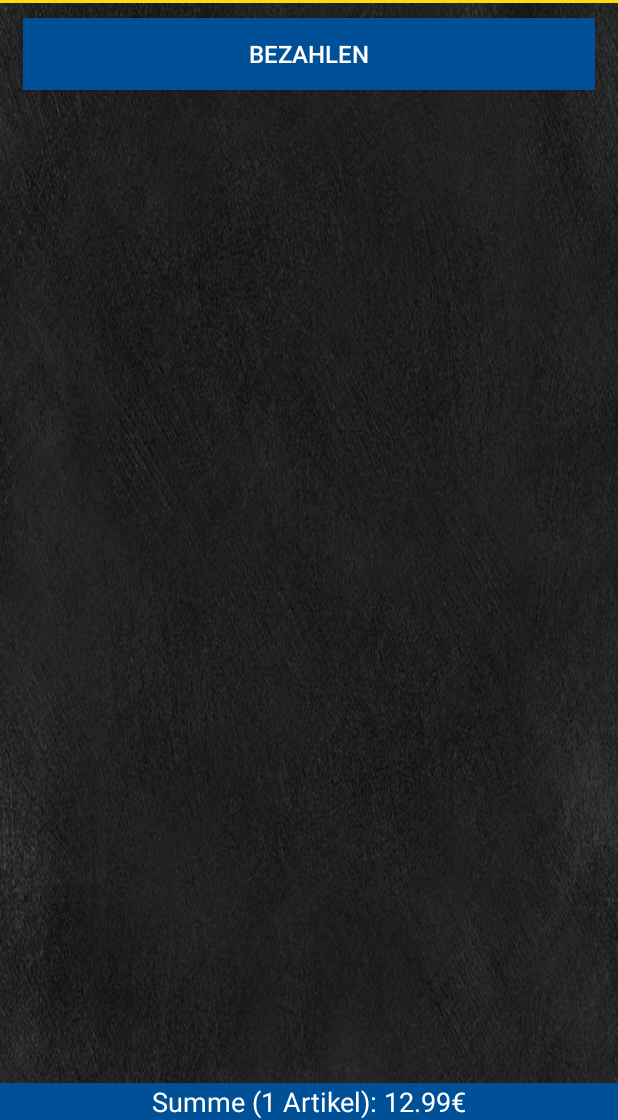
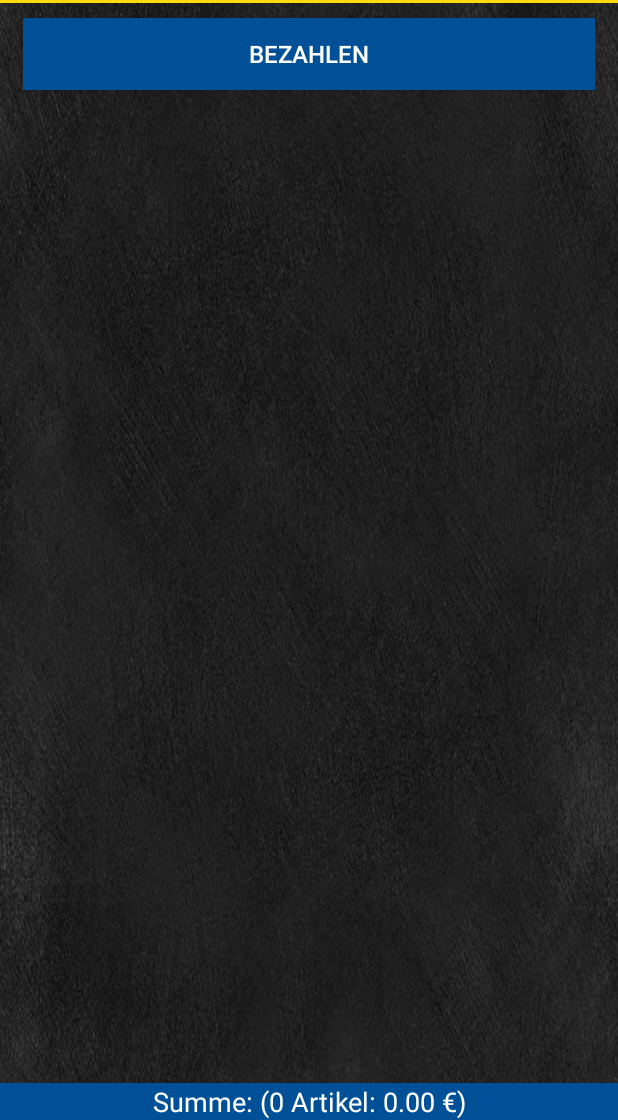
Before and after one commit to DomiBauer/Edeka, an Android app: the PayActivity screen opened directly, with no data from a screen before it, on a phone screen of 412 x 824 dp, the part 116-1236 px from its top. Run offline under Robolectric (Android 15) with nearby library versions, the light colour scheme and no system bars; 6 statements that could not run were skipped.

Commit message:
Added value of shopping cart at payment screen

```diff
--- a/Edeka/app/src/main/java/com/example/dominikbauer/edeka/PayActivity.java
+++ b/Edeka/app/src/main/java/com/example/dominikbauer/edeka/PayActivity.java
@@ -18,11 +18,14 @@ import android.widget.LinearLayout;
 import android.widget.RelativeLayout;
 import android.widget.TextView;
 
+import java.text.DecimalFormat;
 import java.util.ArrayList;
 
 public class PayActivity extends AppCompatActivity {
 
     Product [] productArray;
+    double shoppingCartValue;
+    int numberOfProductsInShoppingCart;
 
     @Override
     protected void onCreate(Bundle savedInstanceState) {
@@ -31,11 +34,14 @@ public class PayActivity extends AppCompatActivity {
 
         Bundle bundle = getIntent().getExtras();
         ArrayList<Product> productList =  bundle.getParcelableArrayList("ShoppingList");
+        shoppingCartValue = bundle.getDouble("Price");
+        numberOfProductsInShoppingCart = bundle.getInt("Amount");
 
         productArray = new Product[productList.size()];
         productList.toArray(productArray);
 
         addProductsToView();
+        setCurrentShoppingCartValue();
     }
 
     private void setView () {
@@ -78,7 +84,7 @@ public class PayActivity extends AppCompatActivity {
                 productPrice.setText(String.valueOf(productArray[index].discountPrice) + "€");
             }
 
-            Button goToPayButton = (Button) myView.findViewById(R.id.pay_button);
+            Button goToPayButton = (Button) findViewById(R.id.pay_button);
             goToPayButton.setOnClickListener(new View.OnClickListener() {
                 public void onClick(View v) {
                     Intent intent = new Intent(PayActivity.this, MainActivity.class);
@@ -89,4 +95,14 @@ public class PayActivity extends AppCompatActivity {
             myListView.addView(myView);
         }
     }
+
+    private void setCurrentShoppingCartValue(){
+        TextView TextShoppingCartValue = (TextView) findViewById(R.id.current_shopping_cart_value);
+        DecimalFormat df = new DecimalFormat("####0.00");
+        if (shoppingCartValue == 0.00) {
+            TextShoppingCartValue.setText("Summe: (" + numberOfProductsInShoppingCart + " Artikel: 0.00 €)");
+        } else {
+            TextShoppingCartValue.setText("Summe: (" + numberOfProductsInShoppingCart + " Artikel: " + df.format(shoppingCartValue) + "€)");
+        }
+    }
 }
--- a/Edeka/app/src/main/java/com/example/dominikbauer/edeka/ShoppingActivity.java
+++ b/Edeka/app/src/main/java/com/example/dominikbauer/edeka/ShoppingActivity.java
@@ -140,6 +140,8 @@ public class ShoppingActivity extends FragmentActivity {
 
         Intent intent = new Intent(ShoppingActivity.this, PayActivity.class);
         intent.putExtra ("ShoppingList", productList);
+        intent.putExtra ("Price", shoppingCartValue);
+        intent.putExtra ("Amount", numberOfProductsInShoppingCart);
         startActivity(intent);
 
     }
@@ -183,7 +185,6 @@ public class ShoppingActivity extends FragmentActivity {
         } else {
             TextShoppingCartValue.setText("Summe: (" + numberOfProductsInShoppingCart + " Artikel: " + df.format(shoppingCartValue) + "€)");
         }
-
     }
 
     private void setButtonColor (Button addToShoppingCart, int index) {
--- a/Edeka/app/src/main/res/layout/pay_element.xml
+++ b/Edeka/app/src/main/res/layout/pay_element.xml
@@ -21,7 +21,7 @@
             android:layout_height="wrap_content"
             android:layout_weight="0.4"
             android:textSize="14sp"
-            android:layout_marginLeft="30dp"
+            android:layout_marginLeft="10dp"
             android:text="Testproduc gferf"
             android:id="@+id/product_name"
             />
```
